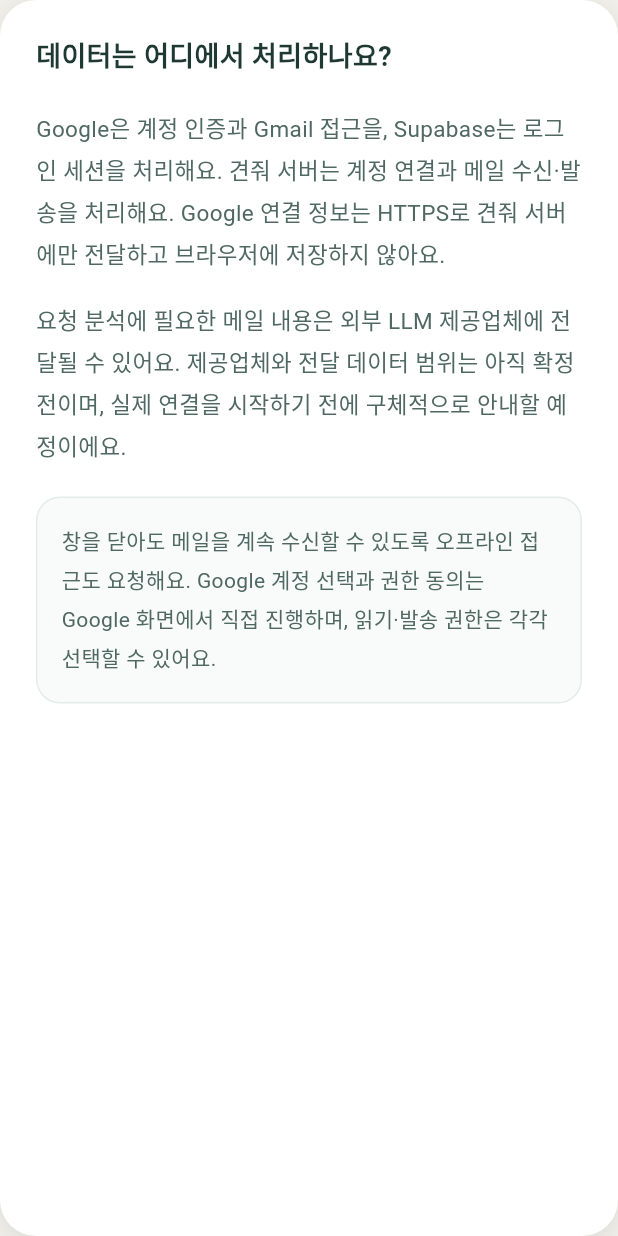
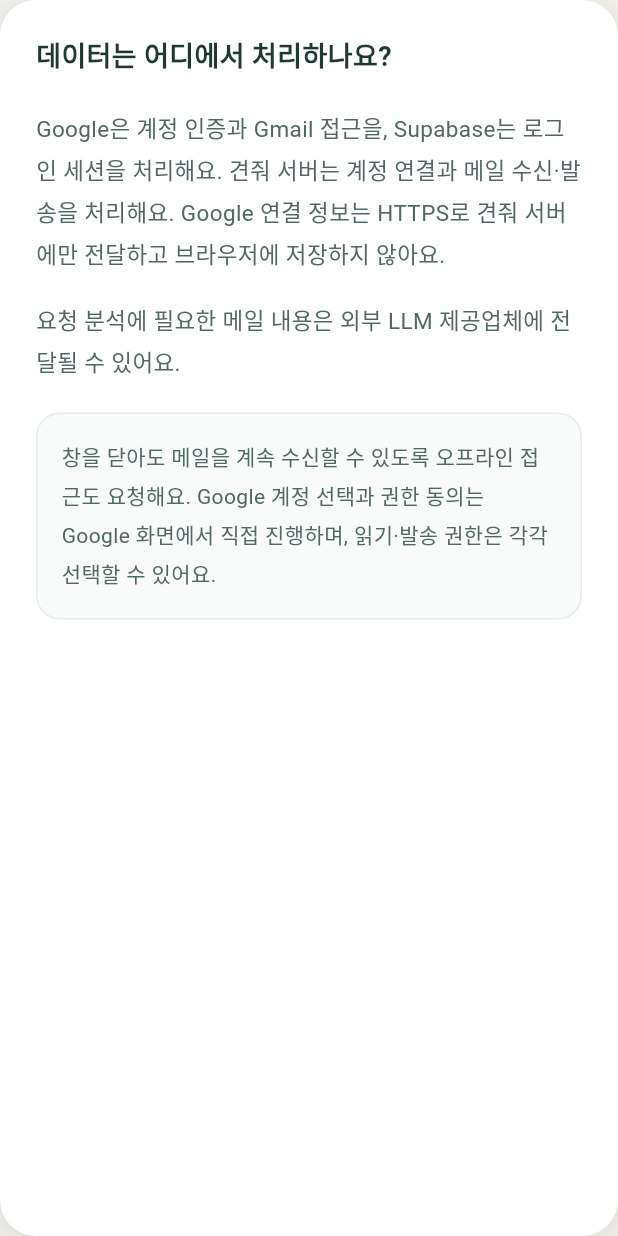
Before and after one commit to costflow-food/gyeonjwo_frontend, a Flutter app: the _DataProcessing widget shown alone on an empty page, opened directly, on a phone screen of 412 x 824 dp. Run offline on Flutter 3.47's test engine with Material 3 defaults, Android fonts, the phone set to English and light mode, and no system bars; our stand-ins replace dio, flutter_riverpod, go_router, google_fonts, riverpod_annotation, shared_preferences and 2 more; missing offline and left inert: dart:js_interop, pdfrx; accounts and stored records are empty; generated files the repository leaves out were written again; Roboto replaces fonts that are missing (Ibm Plex Sans Kr).

Commit message:
fix(auth): drop the unsettled provider sentence from the consent screen
Co-Authored-By: Claude Opus 5.5 <noreply@anthropic.com>

```diff
--- a/lib/features/auth/presentation/auth_permissions_view.dart
+++ b/lib/features/auth/presentation/auth_permissions_view.dart
@@ -182,7 +182,7 @@ class _DataProcessing extends StatelessWidget {
         ),
         SizedBox(height: 16),
         Text(
-          '요청 분석에 필요한 메일 내용은 외부 LLM 제공업체에 전달될 수 있어요. 제공업체와 전달 데이터 범위는 아직 확정 전이며, 실제 연결을 시작하기 전에 구체적으로 안내할 예정이에요.',
+          '요청 분석에 필요한 메일 내용은 외부 LLM 제공업체에 전달될 수 있어요.',
           style: TextStyle(
             fontSize: AppFontSizes.bodyLarge,
             color: context.palette.muted,
```
